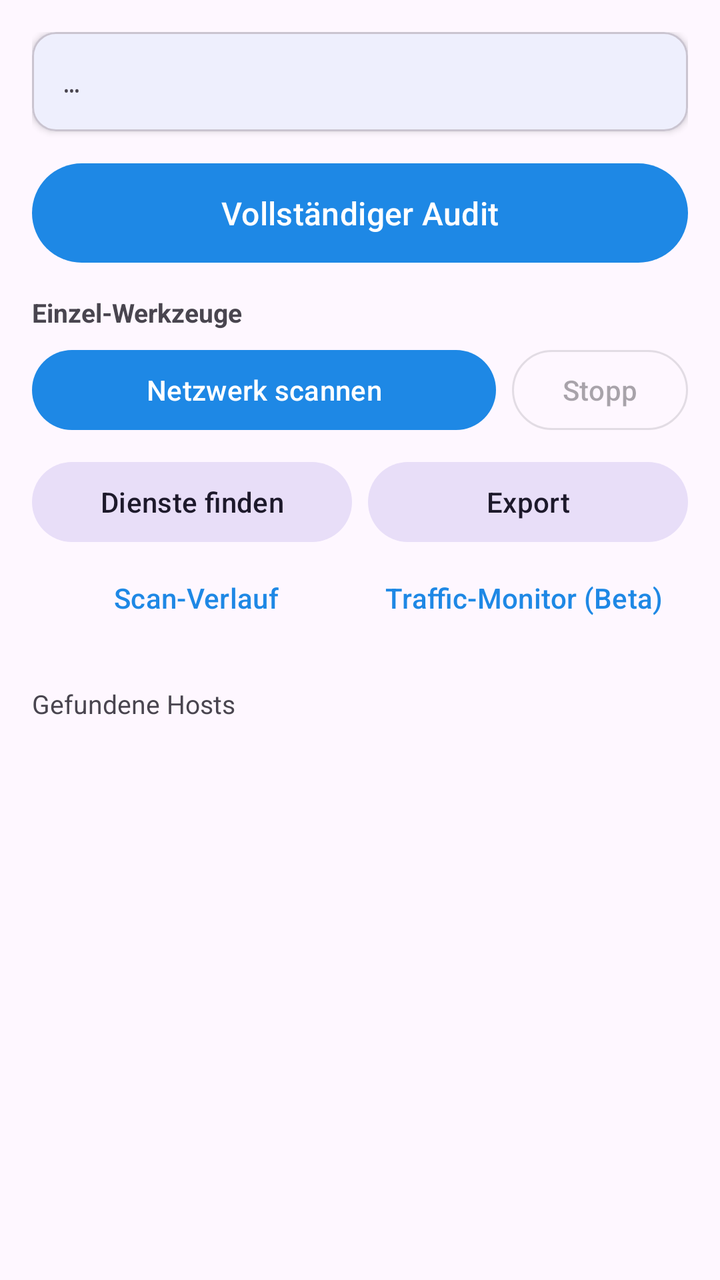
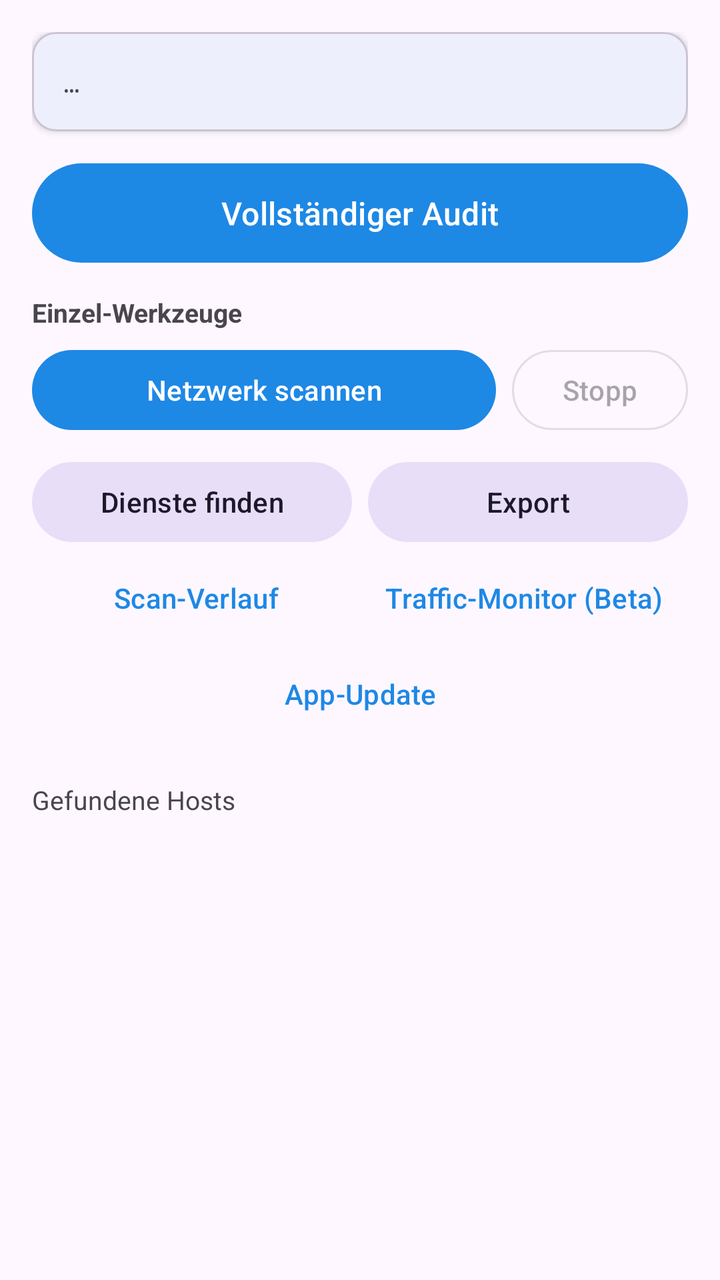

The first picture is an Android layout as it rendered before a commit; the second is the same layout after the commit. The layout source and the unified diff follow.
<!-- AndroidManifest.xml: application theme Theme.NetAudit -->
<!-- res/layout/activity_main.xml -->
<?xml version="1.0" encoding="utf-8"?>
<LinearLayout xmlns:android="http://schemas.android.com/apk/res/android"
    android:layout_width="match_parent"
    android:layout_height="match_parent"
    android:orientation="vertical"
    android:padding="16dp">

    <com.google.android.material.card.MaterialCardView
        android:layout_width="match_parent"
        android:layout_height="wrap_content"
        app:cardCornerRadius="12dp"
        app:cardElevation="2dp"
        xmlns:app="http://schemas.android.com/apk/res-auto">

        <TextView
            android:id="@+id/networkInfo"
            android:layout_width="match_parent"
            android:layout_height="wrap_content"
            android:padding="16dp"
            android:fontFamily="monospace"
            android:textSize="13sp"
            android:text="…" />
    </com.google.android.material.card.MaterialCardView>

    <com.google.android.material.button.MaterialButton
        android:id="@+id/auditButton"
        android:layout_width="match_parent"
        android:layout_height="wrap_content"
        android:layout_marginTop="12dp"
        android:paddingVertical="14dp"
        android:textSize="16sp"
        android:text="@string/full_audit" />

    <TextView
        android:layout_width="match_parent"
        android:layout_height="wrap_content"
        android:layout_marginTop="12dp"
        android:text="Einzel-Werkzeuge"
        android:textStyle="bold"
        android:textSize="13sp" />

    <LinearLayout
        android:layout_width="match_parent"
        android:layout_height="wrap_content"
        android:orientation="horizontal"
        android:layout_marginTop="6dp">

        <com.google.android.material.button.MaterialButton
            android:id="@+id/scanButton"
            android:layout_width="0dp"
            android:layout_weight="1"
            android:layout_height="wrap_content"
            android:text="@string/scan_network" />

        <com.google.android.material.button.MaterialButton
            android:id="@+id/stopButton"
            style="@style/Widget.Material3.Button.OutlinedButton"
            android:layout_width="wrap_content"
            android:layout_height="wrap_content"
            android:layout_marginStart="8dp"
            android:enabled="false"
            android:text="@string/stop" />
    </LinearLayout>

    <LinearLayout
        android:layout_width="match_parent"
        android:layout_height="wrap_content"
        android:orientation="horizontal"
        android:layout_marginTop="8dp">

        <com.google.android.material.button.MaterialButton
            android:id="@+id/discoveryButton"
            style="@style/Widget.Material3.Button.TonalButton"
            android:layout_width="0dp"
            android:layout_weight="1"
            android:layout_height="wrap_content"
            android:text="@string/discover_services" />

        <com.google.android.material.button.MaterialButton
            android:id="@+id/exportButton"
            style="@style/Widget.Material3.Button.TonalButton"
            android:layout_width="0dp"
            android:layout_weight="1"
            android:layout_height="wrap_content"
            android:layout_marginStart="8dp"
            android:text="@string/export" />
    </LinearLayout>

    <LinearLayout
        android:layout_width="match_parent"
        android:layout_height="wrap_content"
        android:orientation="horizontal">

        <com.google.android.material.button.MaterialButton
            android:id="@+id/historyButton"
            style="@style/Widget.Material3.Button.TextButton"
            android:layout_width="0dp"
            android:layout_weight="1"
            android:layout_height="wrap_content"
            android:text="@string/history" />

        <com.google.android.material.button.MaterialButton
            android:id="@+id/trafficButton"
            style="@style/Widget.Material3.Button.TextButton"
            android:layout_width="0dp"
            android:layout_weight="1"
            android:layout_height="wrap_content"
            android:text="@string/traffic_title" />
    </LinearLayout>

    <com.google.android.material.progressindicator.LinearProgressIndicator
        android:id="@+id/progress"
        android:layout_width="match_parent"
        android:layout_height="wrap_content"
        android:layout_marginTop="8dp"
        android:visibility="invisible"
        android:indeterminate="false" />

    <TextView
        android:id="@+id/statusLine"
        android:layout_width="match_parent"
        android:layout_height="wrap_content"
        android:layout_marginTop="8dp"
        android:textSize="13sp"
        android:text="@string/hosts_found" />

    <androidx.recyclerview.widget.RecyclerView
        android:id="@+id/hostList"
        android:layout_width="match_parent"
        android:layout_height="0dp"
        android:layout_weight="1"
        android:layout_marginTop="8dp"
        android:clipToPadding="false"
        android:paddingBottom="16dp" />
</LinearLayout>
<!-- resources referenced by this layout -->
<resources>
  <string name="discover_services">Dienste finden</string>
  <string name="export">Export</string>
  <string name="full_audit">Vollständiger Audit</string>
  <string name="history">Scan-Verlauf</string>
  <string name="hosts_found">Gefundene Hosts</string>
  <string name="scan_network">Netzwerk scannen</string>
  <string name="stop">Stopp</string>
  <string name="traffic_title">Traffic-Monitor (Beta)</string>
  <style name="Theme.NetAudit" parent="Theme.Material3.DayNight.NoActionBar">
          <item name="colorPrimary">@color/brand_primary</item>
          <item name="colorPrimaryDark">@color/brand_dark</item>
          <item name="colorSecondary">@color/accent</item>
      </style>
  <color name="brand_primary">#1E88E5</color>
  <color name="brand_dark">#0D47A1</color>
  <color name="accent">#00C853</color>
</resources>

<!-- the commit's change to res/layout/activity_main.xml (unified diff, before → after) -->
@@ -108,6 +108,13 @@
             android:text="@string/traffic_title" />
     </LinearLayout>
 
+    <com.google.android.material.button.MaterialButton
+        android:id="@+id/updateButton"
+        style="@style/Widget.Material3.Button.TextButton"
+        android:layout_width="match_parent"
+        android:layout_height="wrap_content"
+        android:text="@string/update_title" />
+
     <com.google.android.material.progressindicator.LinearProgressIndicator
         android:id="@+id/progress"
         android:layout_width="match_parent"
<!-- resource entries referenced after the edit -->
@@ -8,6 +8,7 @@
   <string name="scan_network">Netzwerk scannen</string>
   <string name="stop">Stopp</string>
   <string name="traffic_title">Traffic-Monitor (Beta)</string>
+  <string name="update_title">App-Update</string>
   <style name="Theme.NetAudit" parent="Theme.Material3.DayNight.NoActionBar">
           <item name="colorPrimary">@color/brand_primary</item>
           <item name="colorPrimaryDark">@color/brand_dark</item>
